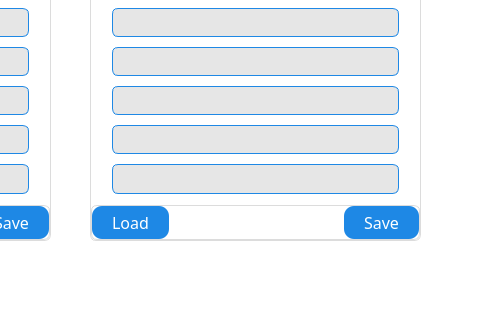
This is QT_APP/devicesettings.ui in eSpark-Backup/nabilfesal-msm-fw as Qt 5 draws it before an edit; both pictures show x 320 to 800 and y 160 to 480 of the 800 by 480 pixel window. The edited form follows.
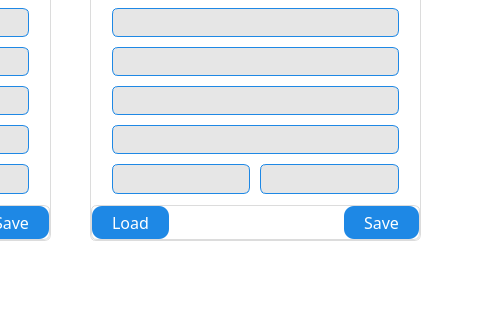
This is the edited form. The open tabs and pages were chosen to show the change. Icons and pictures are not drawn.

Commit message: add schedule field for sftp device settings

The edit to the form file:
```diff
--- a/QT_APP/devicesettings.ui
+++ b/QT_APP/devicesettings.ui
@@ -1149,6 +1149,8 @@
           </widget>
          </item>
          <item>
+          <layout class="QHBoxLayout" name="horizontalLayout_8">
+           <item>
           <widget class="QLineEdit" name="sftp_int">
            <property name="focusPolicy">
             <enum>Qt::ClickFocus</enum>
@@ -1168,6 +1170,20 @@
             <string/>
            </property>
           </widget>
+           </item>
+           <item>
+            <widget class="QLineEdit" name="sftp_sch">
+             <property name="styleSheet">
+              <string notr="true">background: #e6e6e6;              /* Light grey box for info rows */
+    border: 1px solid #1E88E5;        /* Blue thin border */
+    border-radius: 6px;
+    padding: 6px 12px;
+    font-size: 13px;
+    color: black;</string>
+             </property>
+            </widget>
+           </item>
+          </layout>
          </item>
         </layout>
        </widget>
```
Left out of the diff: 2 changed lines with no effect on the pictures. Lines whose indentation alone changed are shown as unchanged. The commit also changes 1 other file.
